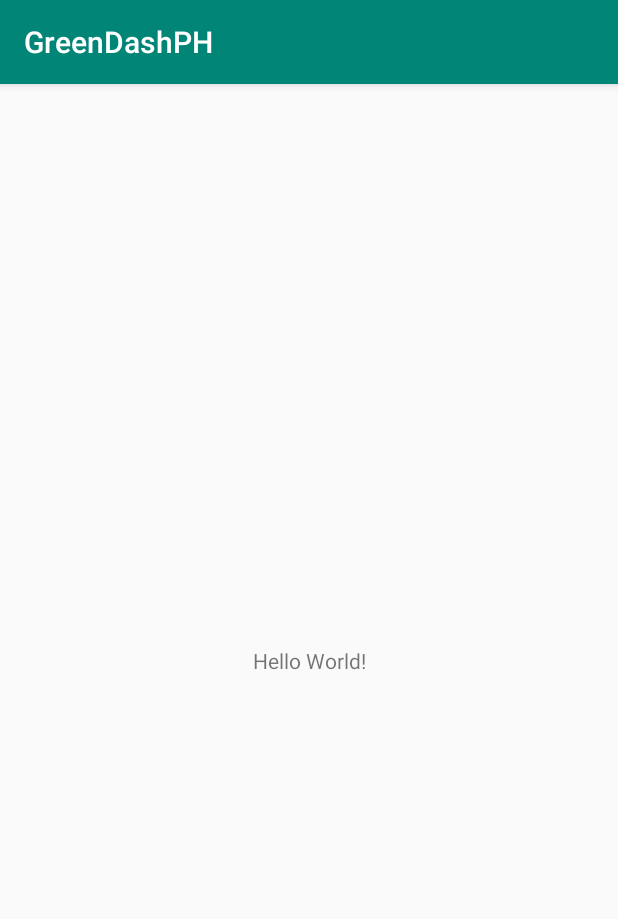
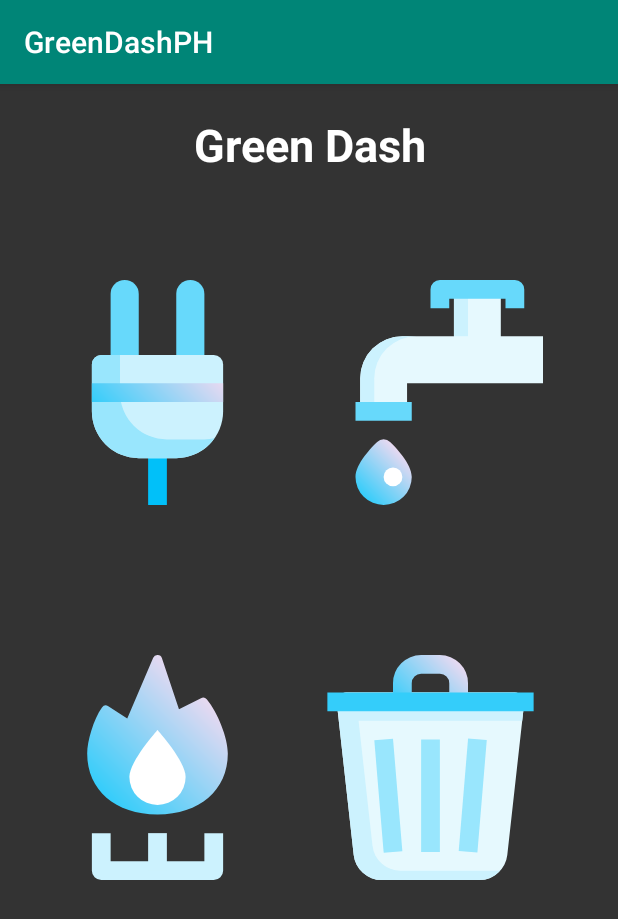
Before and after one commit to calebwagner115/GreenDashPH, an Android app: the screen it shows after launch (MainActivity), on a phone screen of 412 x 824 dp. Shown: the top 919 px of the screen. Run offline under Robolectric (Android 15) with nearby library versions, the phone set to English and light mode, and no system bars.

Commit message:
dashboard layout

```diff
--- /dev/null
+++ b/app/src/main/res/drawable/energy.xml
@@ -0,0 +1,36 @@
+<vector xmlns:android="http://schemas.android.com/apk/res/android"
+    xmlns:aapt="http://schemas.android.com/aapt"
+    android:width="512dp"
+    android:height="512dp"
+    android:viewportWidth="192"
+    android:viewportHeight="192">
+  <path
+      android:pathData="m88,144h16v48h-16z"
+      android:fillColor="#01c0f9"/>
+  <path
+      android:pathData="m68,0a12,12 0,0 1,12 12v61a0,0 0,0 1,0 0h-24a0,0 0,0 1,0 0v-61a12,12 0,0 1,12 -12z"
+      android:fillColor="#67d9fb"/>
+  <path
+      android:pathData="m124,0a12,12 0,0 1,12 12v61a0,0 0,0 1,0 0h-24a0,0 0,0 1,0 0v-61a12,12 0,0 1,12 -12z"
+      android:fillColor="#67d9fb"/>
+  <path
+      android:pathData="m144,64h-96a8,8 0,0 0,-8 8v40a40.045,40.045 0,0 0,40 40h32a40.045,40.045 0,0 0,40 -40v-40a8,8 0,0 0,-8 -8z"
+      android:fillColor="#ccf2fe"/>
+  <path
+      android:pathData="m136,136h-32a40.045,40.045 0,0 1,-40 -40v-32h-16a8,8 0,0 0,-8 8v40a40.045,40.045 0,0 0,40 40h32a39.971,39.971 0,0 0,32.665 -16.956,39.98 39.98,0 0,1 -8.665,0.956z"
+      android:fillColor="#99e6fd"/>
+  <path
+      android:pathData="m40,88h112v16h-112z">
+    <aapt:attr name="android:fillColor">
+      <gradient
+          android:startY="128"
+          android:startX="64"
+          android:endY="64"
+          android:endX="128"
+          android:type="linear">
+        <item android:offset="0" android:color="#FF34CDFA"/>
+        <item android:offset="1" android:color="#FFE8D9F1"/>
+      </gradient>
+    </aapt:attr>
+  </path>
+</vector>
--- /dev/null
+++ b/app/src/main/res/drawable/gas.xml
@@ -0,0 +1,30 @@
+<vector xmlns:android="http://schemas.android.com/apk/res/android"
+    xmlns:aapt="http://schemas.android.com/aapt"
+    android:width="512dp"
+    android:height="512dp"
+    android:viewportWidth="192"
+    android:viewportHeight="192">
+  <path
+      android:pathData="m144,192h-96a8,8 0,0 1,-8 -8v-32h16v24h80v-24h16v32a8,8 0,0 1,-8 8z"
+      android:fillColor="#ccf2fe"/>
+  <path
+      android:pathData="m88,152h16v32h-16z"
+      android:fillColor="#ccf2fe"/>
+  <path
+      android:pathData="m138.006,37.856a4,4 0,0 0,-4.889 -1.022l-18.788,9.5 -14.529,-43.599a4,4 0,0 0,-7.472 -0.311l-22.146,51.665 -16.159,-10.335a4,4 0,0 0,-5.4 1.032c-7.223,10.026 -12.623,28.972 -12.623,39.214 0,31.1 24.112,52 60,52s60,-20.9 60,-52c0,-12.982 -8.408,-34.544 -17.994,-46.144z">
+    <aapt:attr name="android:fillColor">
+      <gradient
+          android:startY="123.307"
+          android:startX="54.009"
+          android:endY="38.57"
+          android:endX="138.746"
+          android:type="linear">
+        <item android:offset="0" android:color="#FF34CDFA"/>
+        <item android:offset="1" android:color="#FFE8D9F1"/>
+      </gradient>
+    </aapt:attr>
+  </path>
+  <path
+      android:pathData="m72,104c0,-13.255 24,-40 24,-40s24,26.745 24,40a24,24 0,0 1,-48 0z"
+      android:fillColor="#fff"/>
+</vector>
--- /dev/null
+++ b/app/src/main/res/drawable/waste.xml
@@ -0,0 +1,39 @@
+<vector xmlns:android="http://schemas.android.com/apk/res/android"
+    xmlns:aapt="http://schemas.android.com/aapt"
+    android:width="512dp"
+    android:height="512dp"
+    android:viewportWidth="192"
+    android:viewportHeight="192">
+  <path
+      android:pathData="m173.961,34.665a8,8 0,0 0,-5.961 -2.665h-144a8,8 0,0 0,-7.951 8.883l14.418,129.768a23.976,23.976 0,0 0,23.854 21.349h83.358a23.976,23.976 0,0 0,23.854 -21.35l14.418,-129.767a8,8 0,0 0,-1.99 -6.218z"
+      android:fillColor="#e6f9fe"/>
+  <path
+      android:pathData="m153.679,184h-83.358a23.976,23.976 0,0 1,-23.854 -21.349l-11.85,-106.651h139.655l1.679,-15.117a8,8 0,0 0,-7.951 -8.883h-144a8,8 0,0 0,-7.951 8.883l14.418,129.768a23.976,23.976 0,0 0,23.854 21.349h83.358a23.937,23.937 0,0 0,17.955 -8.091c-0.646,0.052 -1.296,0.091 -1.955,0.091z"
+      android:fillColor="#ccf2fe"/>
+  <path
+      android:pathData="m104,0h-16a24.027,24.027 0,0 0,-24 24v16h16v-16a8.009,8.009 0,0 1,8 -8h16a8.009,8.009 0,0 1,8 8v16h16v-16a24.027,24.027 0,0 0,-24 -24z">
+    <aapt:attr name="android:fillColor">
+      <gradient
+          android:startY="49.519"
+          android:startX="73.519"
+          android:endY="4.556"
+          android:endX="118.481"
+          android:type="linear">
+        <item android:offset="0" android:color="#FF34CDFA"/>
+        <item android:offset="1" android:color="#FFE8D9F1"/>
+      </gradient>
+    </aapt:attr>
+  </path>
+  <path
+      android:pathData="m8,32h176v16h-176z"
+      android:fillColor="#34cdfa"/>
+  <path
+      android:pathData="m88,72h16v96h-16z"
+      android:fillColor="#99e6fd"/>
+  <path
+      android:pathData="m120.071,167.288l7.996,-96.044l15.952,1.328l-7.996,96.044z"
+      android:fillColor="#99e6fd"/>
+  <path
+      android:pathData="m48.048,72.699l15.952,-1.328l7.996,96.044l-15.952,1.328z"
+      android:fillColor="#99e6fd"/>
+</vector>
--- /dev/null
+++ b/app/src/main/res/drawable/water.xml
@@ -0,0 +1,39 @@
+<vector xmlns:android="http://schemas.android.com/apk/res/android"
+    xmlns:aapt="http://schemas.android.com/aapt"
+    android:width="512dp"
+    android:height="512dp"
+    android:viewportWidth="192"
+    android:viewportHeight="192">
+  <path
+      android:pathData="m192,48h-36v-44a4,4 0,0 0,-4 -4h-32a4,4 0,0 0,-4 4v44h-44a36,36 0,0 0,-36 36v24a4,4 0,0 0,4 4h32a4,4 0,0 0,4 -4v-20h116z"
+      android:fillColor="#e6f9fe"/>
+  <path
+      android:pathData="m48,108v-24a36,36 0,0 1,36 -36h-12a36,36 0,0 0,-36 36v24a4,4 0,0 0,4 4h12a4,4 0,0 1,-4 -4z"
+      android:fillColor="#ccf2fe"/>
+  <path
+      android:pathData="m128,4a4,4 0,0 1,4 -4h-12a4,4 0,0 0,-4 4v44h12z"
+      android:fillColor="#ccf2fe"/>
+  <path
+      android:pathData="m176,24h-16v-8h-48v8h-16v-16a8,8 0,0 1,8 -8h64a8,8 0,0 1,8 8z"
+      android:fillColor="#67d9fb"/>
+  <path
+      android:pathData="m32,104h48v16h-48z"
+      android:fillColor="#67d9fb"/>
+  <path
+      android:pathData="m61.5,138.193a8,8 0,0 0,-11.006 0c-4.336,4.113 -18.494,18.416 -18.494,29.807a24,24 0,0 0,48 0c0,-11.391 -14.158,-25.694 -18.5,-29.807z">
+    <aapt:attr name="android:fillColor">
+      <gradient
+          android:startY="184.605"
+          android:startX="38.68"
+          android:endY="149.964"
+          android:endX="73.32"
+          android:type="linear">
+        <item android:offset="0" android:color="#FF34CDFA"/>
+        <item android:offset="1" android:color="#FFE8D9F1"/>
+      </gradient>
+    </aapt:attr>
+  </path>
+  <path
+      android:pathData="M64,168m-8,0a8,8 0,1 1,16 0a8,8 0,1 1,-16 0"
+      android:fillColor="#fff"/>
+</vector>
--- a/app/src/main/res/layout/activity_main.xml
+++ b/app/src/main/res/layout/activity_main.xml
@@ -1,18 +1,64 @@
 <?xml version="1.0" encoding="utf-8"?>
-<android.support.constraint.ConstraintLayout xmlns:android="http://schemas.android.com/apk/res/android"
+<RelativeLayout xmlns:android="http://schemas.android.com/apk/res/android"
     xmlns:app="http://schemas.android.com/apk/res-auto"
     xmlns:tools="http://schemas.android.com/tools"
     android:layout_width="match_parent"
     android:layout_height="match_parent"
+    android:background="#333333"
     tools:context=".MainActivity">
 
     <TextView
-        android:layout_width="wrap_content"
+        android:id="@+id/Title"
+        android:layout_width="match_parent"
         android:layout_height="wrap_content"
-        android:text="Hello World!"
-        app:layout_constraintBottom_toBottomOf="parent"
-        app:layout_constraintLeft_toLeftOf="parent"
-        app:layout_constraintRight_toRightOf="parent"
-        app:layout_constraintTop_toTopOf="parent" />
+        android:textAlignment="center"
+        android:text="Green Dash"
+        android:textSize="30dp"
+        android:layout_marginVertical="20dp"
+        android:textColor="#ffffff"
+        android:textStyle="bold"
+        />
 
-</android.support.constraint.ConstraintLayout>
+    <ImageButton
+        android:id="@+id/energyButton"
+        android:layout_width="150dp"
+        android:layout_height="150dp"
+        android:layout_below="@id/Title"
+        android:background="@drawable/energy"
+        android:layout_marginHorizontal="30dp"
+        android:layout_marginVertical="50dp"
+        />
+
+    <ImageButton
+        android:id="@+id/waterButton"
+        android:layout_width="150dp"
+        android:layout_height="150dp"
+        android:layout_below="@id/Title"
+        android:layout_alignParentRight="true"
+        android:background="@drawable/water"
+        android:layout_marginHorizontal="50dp"
+        android:layout_marginVertical="50dp"
+        />
+
+    <ImageButton
+        android:id="@+id/gasButton"
+        android:layout_width="150dp"
+        android:layout_height="150dp"
+        android:layout_below="@id/energyButton"
+        android:background="@drawable/gas"
+        android:layout_marginHorizontal="30dp"
+        android:layout_marginVertical="50dp"
+        />
+
+    <ImageButton
+        android:id="@+id/wasteButton"
+        android:layout_width="150dp"
+        android:layout_height="150dp"
+        android:layout_below="@id/waterButton"
+        android:layout_alignParentRight="true"
+        android:background="@drawable/waste"
+        android:layout_marginHorizontal="50dp"
+        android:layout_marginVertical="50dp"
+        />
+
+</RelativeLayout>
```
